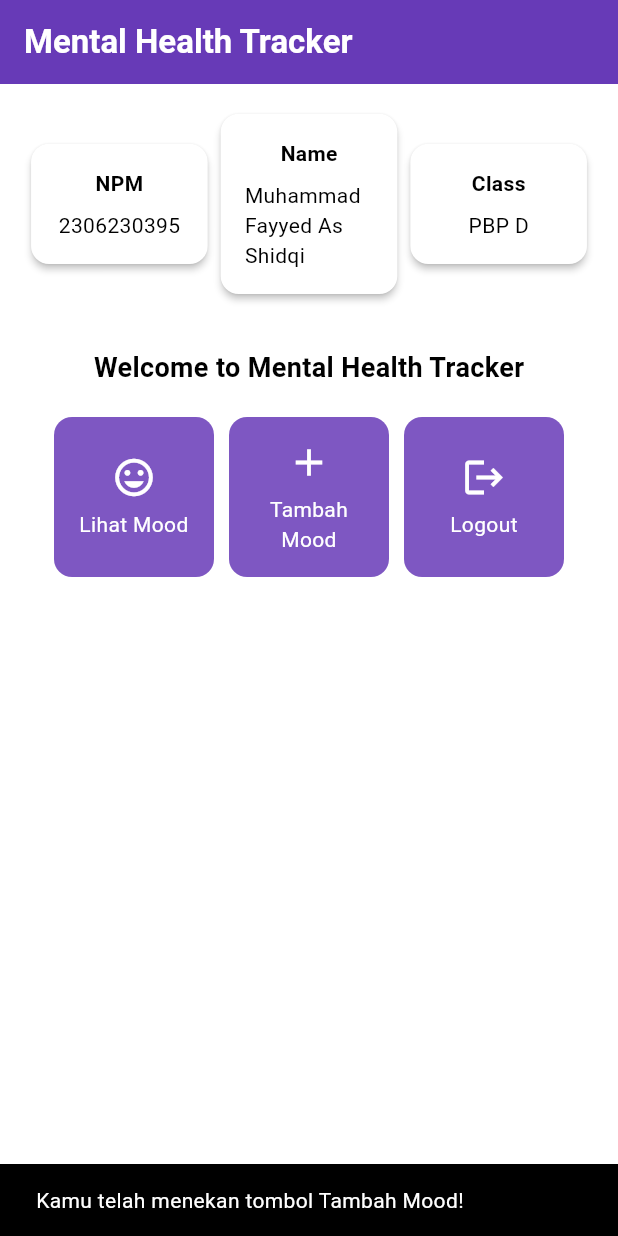
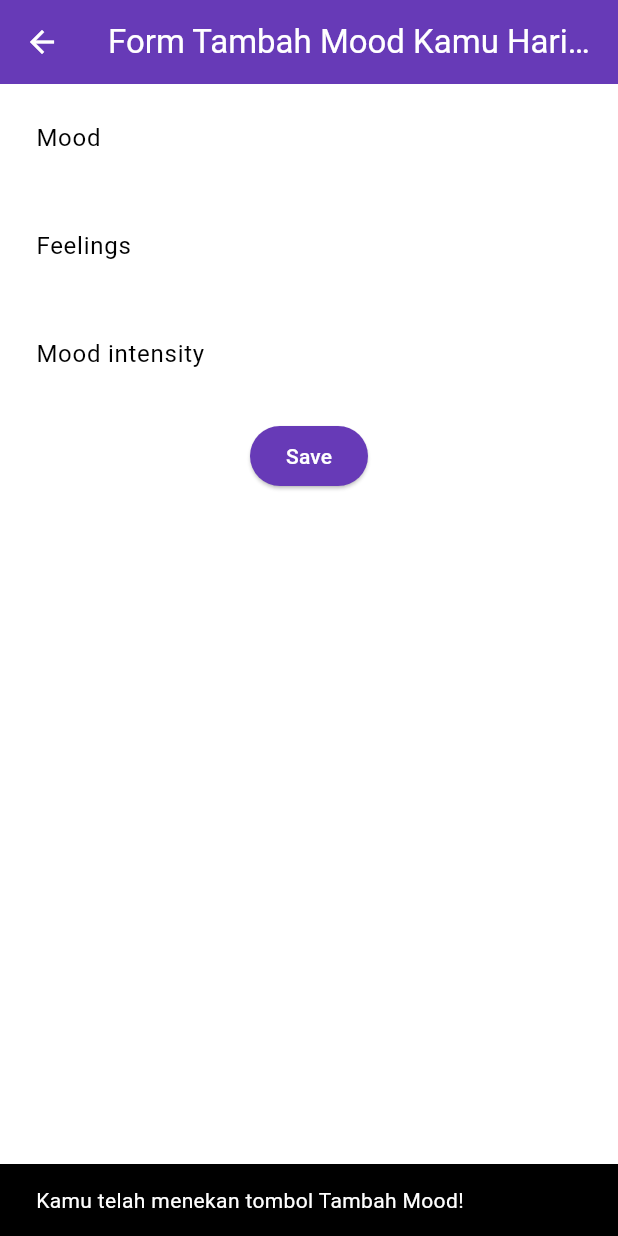
Before and after one commit to asShidqi/mental-health-tracker-mobile, a Flutter app: the screen it shows after launch, after a tap on "Tambah Mood", on a phone screen of 412 x 824 dp. Run offline on Flutter 3.47's test engine with Material 3 defaults, Android fonts, the phone set to English and light mode, and no system bars.

Commit message:
tutorial 7

```diff
--- a/lib/main.dart
+++ b/lib/main.dart
@@ -1,5 +1,5 @@
 import 'package:flutter/material.dart';
-import 'package:mental_health_tracker/menu.dart';
+import 'package:mental_health_tracker/screens/menu.dart';
 
 void main() {
   runApp(const MyApp());
--- a/lib/menu.dart
+++ b/lib/screens/menu.dart
@@ -1,4 +1,6 @@
 import 'package:flutter/material.dart';
+import 'package:mental_health_tracker/widgets/left_drawer.dart';
+import 'package:mental_health_tracker/widgets/mood_card.dart';
 
 class MyHomePage extends StatelessWidget {
     final String npm = '2306230395'; // NPM
@@ -28,7 +30,11 @@ class MyHomePage extends StatelessWidget {
         ),
         // Warna latar belakang AppBar diambil dari skema warna tema aplikasi.
         backgroundColor: Theme.of(context).colorScheme.primary,
+        // Mengganti warna icon drawer menjadi putih
+        iconTheme: const IconThemeData(color: Colors.white),
       ),
+      // Masukkan drawer sebagai parameter nilai drawer dari widget Scaffold
+      drawer: const LeftDrawer(),
       // Body halaman dengan padding di sekelilingnya.
       body: Padding(
         padding: const EdgeInsets.all(16.0),
@@ -92,14 +98,6 @@ class MyHomePage extends StatelessWidget {
     }
 }
 
- class ItemHomepage {
-     final String name;
-     final IconData icon;
-
-     ItemHomepage(this.name, this.icon);
- }
-
-
 class InfoCard extends StatelessWidget {
   // Kartu informasi yang menampilkan title dan content.
 
@@ -132,57 +130,3 @@ class InfoCard extends StatelessWidget {
     );
   }
 }
-
-class ItemCard extends StatelessWidget {
-  // Menampilkan kartu dengan ikon dan nama.
-
-  final ItemHomepage item;
-
-  const ItemCard(this.item, {super.key});
-
-  @override
-  Widget build(BuildContext context) {
-    return Material(
-      // Menentukan warna latar belakang dari tema aplikasi.
-      color: Theme.of(context).colorScheme.secondary,
-      // Membuat sudut kartu melengkung.
-      borderRadius: BorderRadius.circular(12),
-
-      child: InkWell(
-        // Aksi ketika kartu ditekan.
-        onTap: () {
-          // Menampilkan pesan SnackBar saat kartu ditekan.
-          ScaffoldMessenger.of(context)
-            ..hideCurrentSnackBar()
-            ..showSnackBar(
-              SnackBar(content: Text("Kamu telah menekan tombol ${item.name}!"))
-            );
-        },
-        // Container untuk menyimpan Icon dan Text
-        child: Container(
-          padding: const EdgeInsets.all(8),
-          child: Center(
-            child: Column(
-              // Menyusun ikon dan teks di tengah kartu.
-              mainAxisAlignment: MainAxisAlignment.center,
-              children: [
-                Icon(
-                  item.icon,
-                  color: Colors.white,
-                  size: 30.0,
-                ),
-                const Padding(padding: EdgeInsets.all(3)),
-                Text(
-                  item.name,
-                  textAlign: TextAlign.center,
-                  style: const TextStyle(color: Colors.white),
-                ),
-              ],
-            ),
-          ),
-        ),
-      ),
-    );
-  }
-
-}
--- /dev/null
+++ b/lib/screens/moodentry_form.dart
@@ -0,0 +1,159 @@
+import 'package:flutter/material.dart';
+
+class MoodEntryFormPage extends StatefulWidget {
+  const MoodEntryFormPage({super.key});
+
+  @override
+  State<MoodEntryFormPage> createState() => _MoodEntryFormPageState();
+}
+
+class _MoodEntryFormPageState extends State<MoodEntryFormPage> {
+  final _formKey = GlobalKey<FormState>();
+	String _mood = "";
+	String _feelings = "";
+	int _moodIntensity = 0;
+
+  @override
+  Widget build(BuildContext context) {
+    return Scaffold(
+  appBar: AppBar(
+    title: const Center(
+      child: Text(
+        'Form Tambah Mood Kamu Hari ini',
+      ),
+    ),
+    backgroundColor: Theme.of(context).colorScheme.primary,
+    foregroundColor: Colors.white,
+  ),
+  body: Form(
+    key: _formKey,
+    child: SingleChildScrollView(
+      child: Column(
+              crossAxisAlignment: CrossAxisAlignment.start,
+              children: [
+                Padding(
+                  padding: const EdgeInsets.all(8.0),
+                  child: TextFormField(
+                    decoration: InputDecoration(
+                      hintText: "Mood",
+                      labelText: "Mood",
+                      border: OutlineInputBorder(
+                        borderRadius: BorderRadius.circular(5.0),
+                      ),
+                    ),
+                    onChanged: (String? value) {
+                      setState(() {
+                        _mood = value!;
+                      });
+                    },
+                    validator: (String? value) {
+                      if (value == null || value.isEmpty) {
+                        return "Mood tidak boleh kosong!";
+                      }
+                      return null;
+                    },
+                  ),
+                ),
+                Padding(
+                  padding: const EdgeInsets.all(8.0),
+                  child: TextFormField(
+                    decoration: InputDecoration(
+                      hintText: "Feelings",
+                      labelText: "Feelings",
+                      border: OutlineInputBorder(
+                        borderRadius: BorderRadius.circular(5.0),
+                      ),
+                    ),
+                    onChanged: (String? value) {
+                      setState(() {
+                        _feelings = value!;
+                      });
+                    },
+                    validator: (String? value) {
+                      if (value == null || value.isEmpty) {
+                        return "Feelings tidak boleh kosong!";
+                      }
+                      return null;
+                    },
+                  ),
+                ),
+                Padding(
+                  padding: const EdgeInsets.all(8.0),
+                  child: TextFormField(
+                    decoration: InputDecoration(
+                      hintText: "Mood intensity",
+                      labelText: "Mood intensity",
+                      border: OutlineInputBorder(
+                        borderRadius: BorderRadius.circular(5.0),
+                      ),
+                    ),
+                    onChanged: (String? value) {
+                      setState(() {
+                        _moodIntensity = int.tryParse(value!) ?? 0;
+                      });
+                    },
+                    validator: (String? value) {
+                      if (value == null || value.isEmpty) {
+                        return "Mood intensity tidak boleh kosong!";
+                      }
+                      if (int.tryParse(value) == null) {
+                        return "Mood intensity harus berupa angka!";
+                      }
+                      return null;
+                    },
+                  ),
+                ),
+                Align(
+                  alignment: Alignment.bottomCenter,
+                  child: Padding(
+                    padding: const EdgeInsets.all(8.0),
+                    child: ElevatedButton(
+                      style: ButtonStyle(
+                        backgroundColor: WidgetStateProperty.all(
+                            Theme.of(context).colorScheme.primary),
+                      ),
+                      onPressed: () {
+                        if (_formKey.currentState!.validate()) {
+                          showDialog(
+                            context: context,
+                            builder: (context) {
+                              return AlertDialog(
+                                title: const Text('Mood berhasil tersimpan'),
+                                content: SingleChildScrollView(
+                                  child: Column(
+                                    crossAxisAlignment: CrossAxisAlignment.start,
+                                    children: [
+                                      Text('Mood: $_mood'),
+                                      Text('Feelings: $_feelings'),
+                                      Text('Mood Intensity: $_moodIntensity'),
+                                    ],
+                                  ),
+                                ),
+                                actions: [
+                                  TextButton(
+                                    child: const Text('OK'),
+                                    onPressed: () {
+                                      Navigator.pop(context);
+                                      _formKey.currentState!.reset();
+                                    },
+                                  ),
+                                ],
+                              );
+                            },
+                          );
+                        }
+                      },
+                      child: const Text(
+                        "Save",
+                        style: TextStyle(color: Colors.white),
+                      ),
+                    ),
+                  ),
+                ),
+              ],
+            ),
+    ),
+  ),
+);
+  }
+}
--- /dev/null
+++ b/lib/widgets/left_drawer.dart
@@ -0,0 +1,68 @@
+import 'package:flutter/material.dart';
+import 'package:mental_health_tracker/screens/menu.dart';
+import 'package:mental_health_tracker/screens/moodentry_form.dart';
+class LeftDrawer extends StatelessWidget {
+  const LeftDrawer({super.key});
+
+  @override
+  Widget build(BuildContext context) {
+    return Drawer(
+      child: ListView(
+        children: [
+          DrawerHeader(
+                decoration: BoxDecoration(
+                  color: Theme.of(context).colorScheme.primary,
+                ),
+                child: const Column(
+                  children: [
+                    Text(
+                      'Mental Health Tracker',
+                      textAlign: TextAlign.center,
+                      style: TextStyle(
+                        fontSize: 24,
+                        fontWeight: FontWeight.bold,
+                        color: Colors.white,
+                      ),
+                    ),
+                    Padding(padding: EdgeInsets.all(8)),
+                    Text(
+                      "Ayo jaga kesehatan mentalmu setiap hari disini!",
+                        textAlign: TextAlign.center,
+                        style: TextStyle(
+                          fontSize: 15,
+                          fontWeight: FontWeight.normal,
+                          color: Colors.white,
+                        ),
+                    ),
+                  ],
+                ),
+          ),
+              ListTile(
+              leading: const Icon(Icons.home_outlined),
+              title: const Text('Halaman Utama'),
+              // Bagian redirection ke MyHomePage
+              onTap: () {
+                Navigator.pushReplacement(
+                    context,
+                    MaterialPageRoute(
+                      builder: (context) => MyHomePage(),
+                    ));
+              },
+            ),
+            ListTile(
+              leading: const Icon(Icons.mood),
+              title: const Text('Tambah Mood'),
+              // Bagian redirection ke MoodEntryFormPage
+              onTap: () {
+                  Navigator.push(
+                    context,
+                    MaterialPageRoute(
+                      builder: (context) => MoodEntryFormPage(),
+                    ));
+              },
+            ),
+        ],
+      ),
+    );
+  }
+}
--- /dev/null
+++ b/lib/widgets/mood_card.dart
@@ -0,0 +1,71 @@
+import 'package:flutter/material.dart';
+import 'package:mental_health_tracker/screens/moodentry_form.dart';
+
+class ItemHomepage {
+     final String name;
+     final IconData icon;
+
+     ItemHomepage(this.name, this.icon);
+ }
+
+class ItemCard extends StatelessWidget {
+  // Menampilkan kartu dengan ikon dan nama.
+
+  final ItemHomepage item;
+
+  const ItemCard(this.item, {super.key});
+
+  @override
+  Widget build(BuildContext context) {
+    return Material(
+      // Menentukan warna latar belakang dari tema aplikasi.
+      color: Theme.of(context).colorScheme.secondary,
+      // Membuat sudut kartu melengkung.
+      borderRadius: BorderRadius.circular(12),
+
+      child: InkWell(
+        // Aksi ketika kartu ditekan.
+        onTap: () {
+          // Menampilkan pesan SnackBar saat kartu ditekan.
+          ScaffoldMessenger.of(context)
+            ..hideCurrentSnackBar()
+            ..showSnackBar(
+              SnackBar(content: Text("Kamu telah menekan tombol ${item.name}!"))
+            );
+              // Navigate ke route yang sesuai (tergantung jenis tombol)
+            if (item.name == "Tambah Mood") {
+              Navigator.push(
+              context,
+              MaterialPageRoute(
+                builder: (context) => MoodEntryFormPage(),
+              ));
+            }
+        },
+        // Container untuk menyimpan Icon dan Text
+        child: Container(
+          padding: const EdgeInsets.all(8),
+          child: Center(
+            child: Column(
+              // Menyusun ikon dan teks di tengah kartu.
+              mainAxisAlignment: MainAxisAlignment.center,
+              children: [
+                Icon(
+                  item.icon,
+                  color: Colors.white,
+                  size: 30.0,
+                ),
+                const Padding(padding: EdgeInsets.all(3)),
+                Text(
+                  item.name,
+                  textAlign: TextAlign.center,
+                  style: const TextStyle(color: Colors.white),
+                ),
+              ],
+            ),
+          ),
+        ),
+      ),
+    );
+  }
+
+}
```
